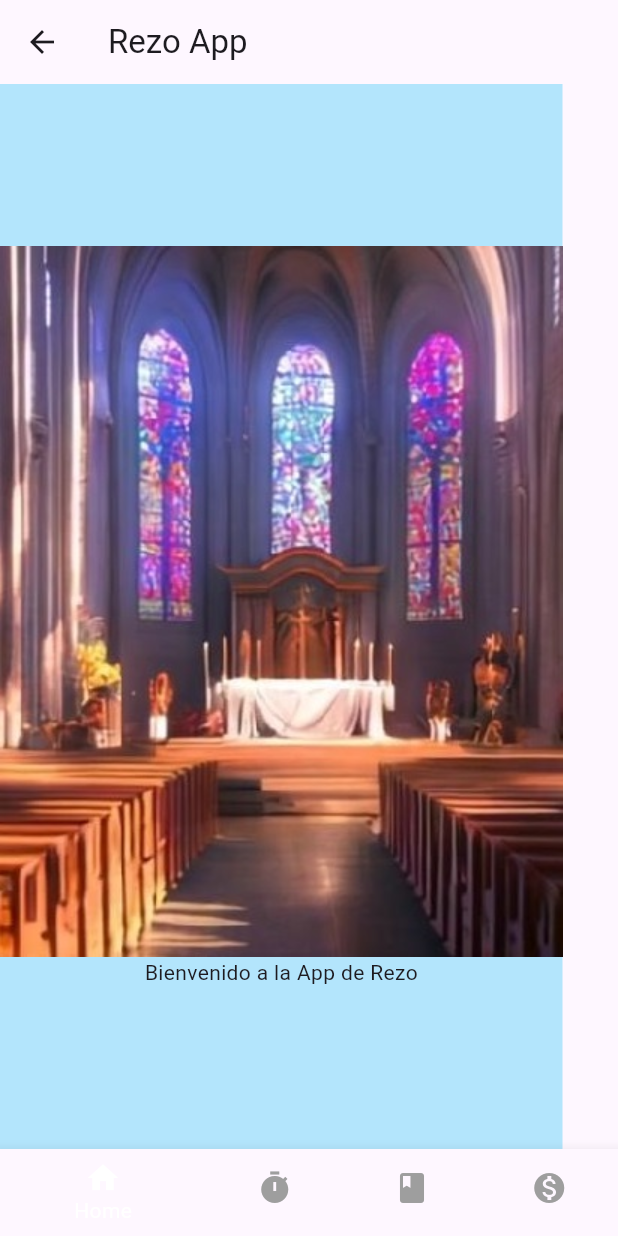
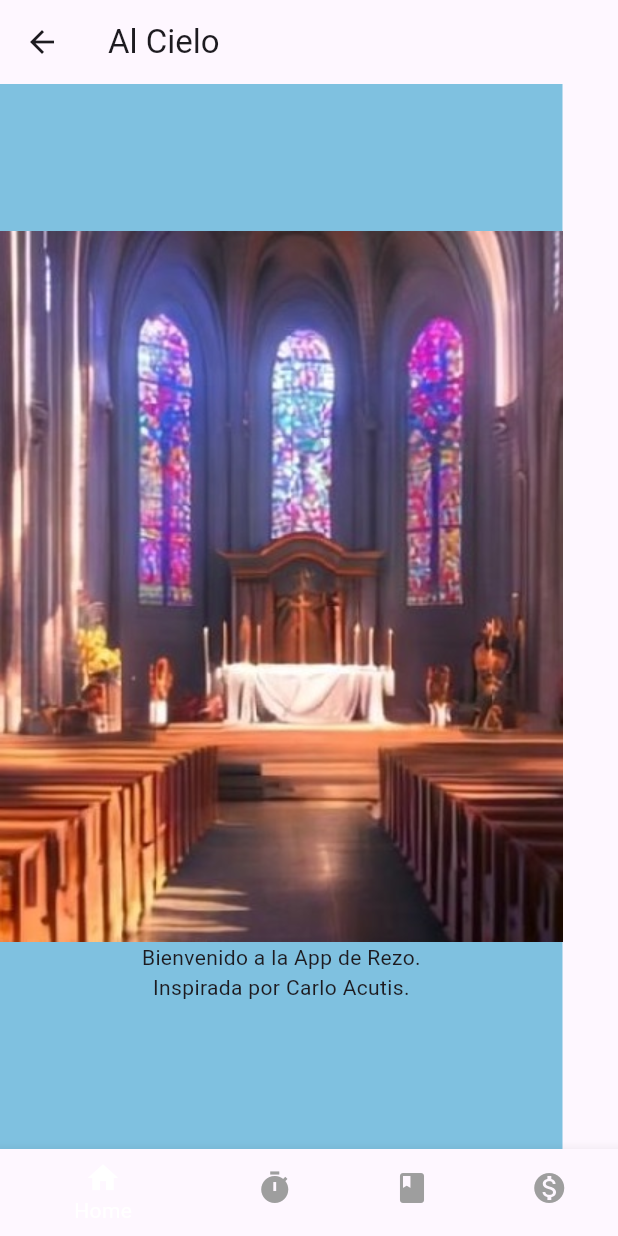
Before and after one commit to meimeifriend/alcielo_1octubre_b, a Flutter app: the HomeScreen screen opened directly, on a phone screen of 412 x 824 dp. Run offline on Flutter 3.47's test engine with Material 3 defaults, Android fonts, the phone set to English and light mode, and no system bars; our stand-ins replace video_player.

Commit message:
Pruebas del 3 de octubre

```diff
--- a/lib/screens/home_screen.dart
+++ b/lib/screens/home_screen.dart
@@ -9,14 +9,15 @@ class HomeScreen extends StatelessWidget {
   @override
   Widget build(BuildContext context) {
     return Scaffold(
-      appBar: AppBar(title: const Text('Rezo App')),
+      appBar: AppBar(title: const Text('Al Cielo')),
       body: Container(
-        color: Colors.lightBlue[100],
+        color: const Color.fromARGB(255, 127, 193, 224),
         child: Column(
           mainAxisAlignment: MainAxisAlignment.center,
           children: [
             Image.asset('assets/church_image.jpg'),
-            const Text('Bienvenido a la App de Rezo'),
+            const Text('Bienvenido a la App de Rezo.'),
+            const Text('Inspirada por Carlo Acutis.'),
           ],
         ),
       ),
```
